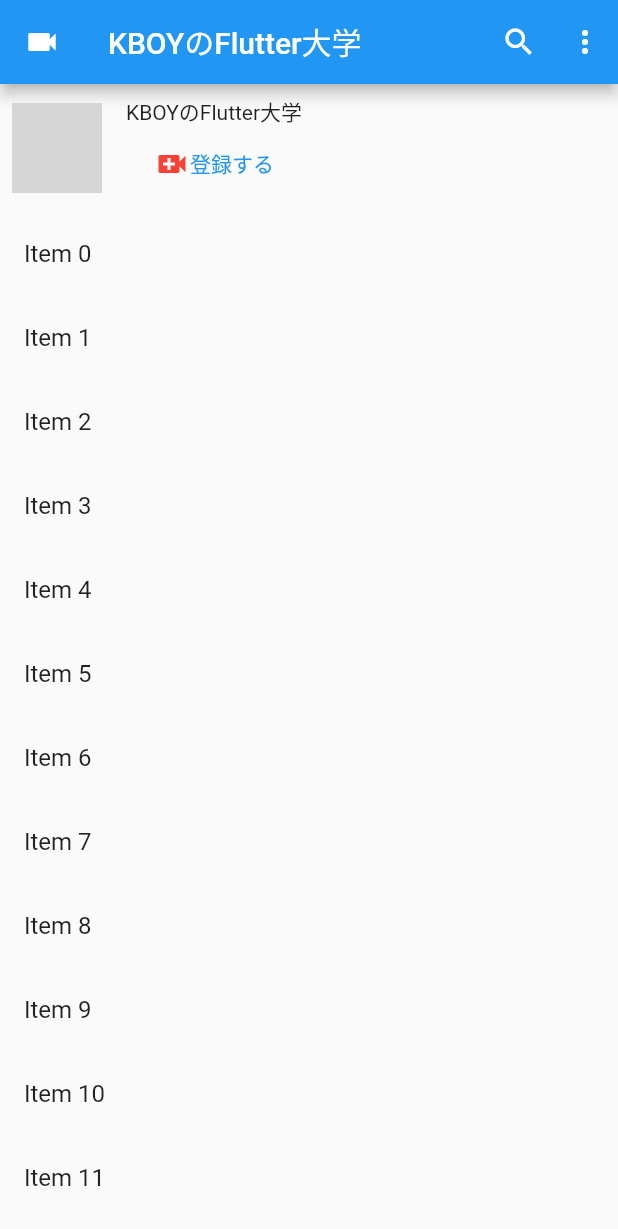
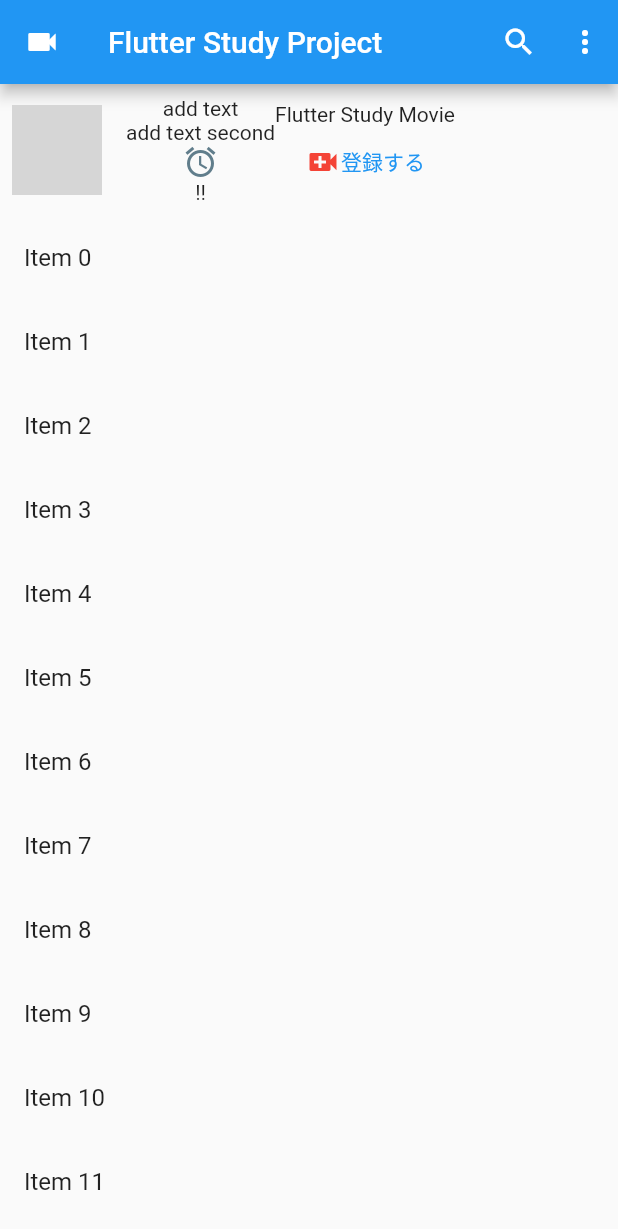
Before and after one commit to clucluland/tt_youtube_app, a Flutter app: the screen it shows after launch, on a phone screen of 412 x 824 dp. Shown: the top 1229 px of the screen. Run offline on Flutter 3.47's test engine with Material 2 defaults, Android fonts, the phone set to English and light mode, and no system bars; network calls fail; grey boxes are pictures that could not be loaded.

Commit message:
少し行をいじった

```diff
--- a/lib/main.dart
+++ b/lib/main.dart
@@ -16,7 +16,7 @@ class MyApp extends StatelessWidget {
           centerTitle: false,
           leading: const Icon(Icons.videocam),
           title: const Text(
-            'KBOYのFlutter大学',
+            'Flutter Study Project',
           ),
           actions: <Widget>[
             SizedBox(
@@ -56,9 +56,20 @@ class MyApp extends StatelessWidget {
                       width: 16,
                     ),
                     Column(
+                      children: const <Widget>[
+                        Text('add text'),
+                        Text('add text second'),
+                        Icon(
+                          Icons.access_alarm,
+                          color: Colors.blueGrey,
+                        ),
+                        Text('!!'),
+                      ],
+                    ),
+                    Column(
                       children: <Widget>[
                         const Text(
-                          'KBOYのFlutter大学',
+                          'Flutter Study Movie',
                         ),
                         TextButton(
                           onPressed: () {
```
